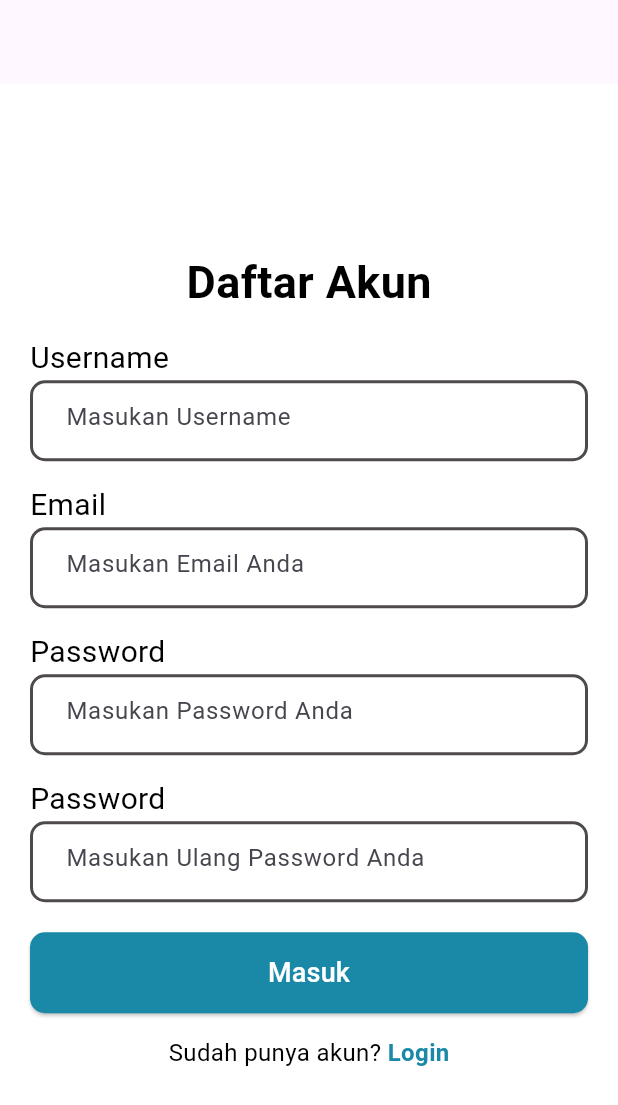
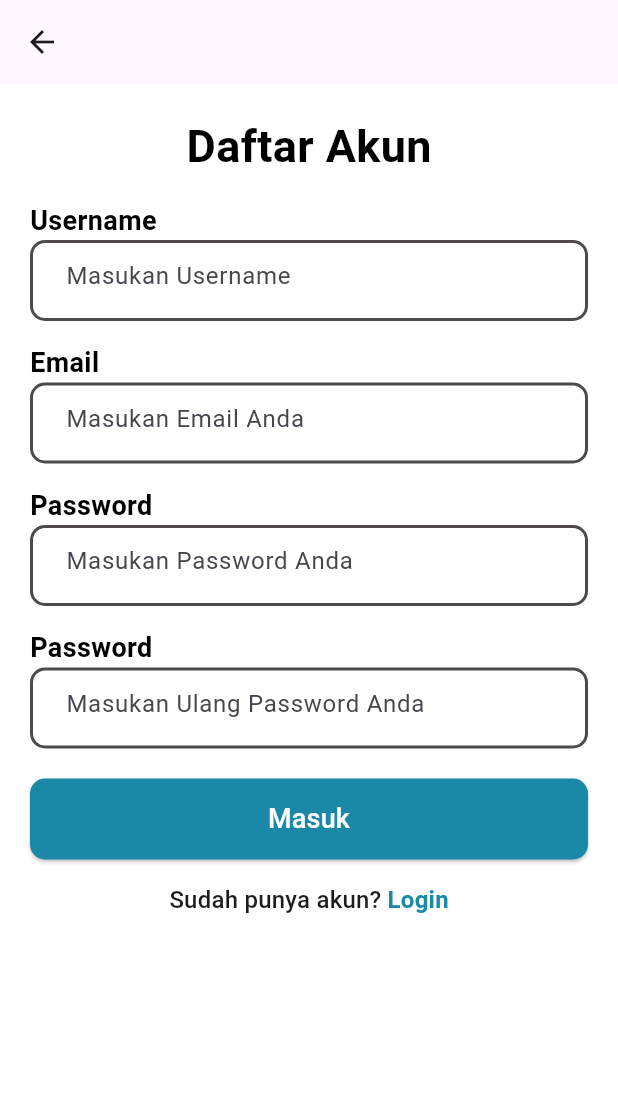
Before and after one commit to Fiyanz/litera-app, a Flutter app: the SignUpPage screen opened directly, on a phone screen of 412 x 824 dp. Shown: the top 1105 px of the screen. Run offline on Flutter 3.47's test engine with Material 3 defaults, Android fonts, the phone set to English and light mode, and no system bars; our stand-ins replace image_picker.

```diff
--- a/lib/features/auth/view/pages/signup_page.dart
+++ b/lib/features/auth/view/pages/signup_page.dart
@@ -11,14 +11,30 @@ class SignUpPage extends StatefulWidget {
 }
 
 class _SignUpPageState extends State<SignUpPage> {
+  final usernameController = TextEditingController();
+  final emailController = TextEditingController();
+  final passwordController = TextEditingController();
+  final confirmPasswordController = TextEditingController();
+
+  @override
+  void dispose() {
+    usernameController.dispose();
+    emailController.dispose();
+    passwordController.dispose();
+    confirmPasswordController.dispose();
+    // Dispose of the controllers to free up resources
+    super.dispose();
+  }
+
   @override
   Widget build(BuildContext context) {
     return Scaffold(
       appBar: AppBar(),
-      body: Padding(
+      body: SingleChildScrollView(
+        child: Padding(
           padding: const EdgeInsets.all(20.0),
           child: Column(
-          mainAxisAlignment: MainAxisAlignment.center,
+            mainAxisAlignment: MainAxisAlignment.start,
             children: [
               const Text(
                 'Daftar Akun',
@@ -34,13 +50,15 @@ class _SignUpPageState extends State<SignUpPage> {
                 child: Text(
                   'Username',
                   style: TextStyle(
-                  fontSize: 20,
+                    fontSize: 18,
+                    fontWeight: FontWeight.bold,
                     color: Pallete.textColor, // Use your theme's text color
                   )
                 ),
               ),
               CustomField(
                 hitText: 'Masukan Username',
+                controller: usernameController, // Use the controller for username
               ),
               const SizedBox(height: 15),
               const Align(
@@ -48,13 +66,15 @@ class _SignUpPageState extends State<SignUpPage> {
                 child: Text(
                   'Email',
                   style: TextStyle(
-                  fontSize: 20,
+                    fontSize: 18,
+                    fontWeight: FontWeight.bold,
                     color: Pallete.textColor, // Use your theme's text color
                   )
                 ),
               ),
               CustomField(
                 hitText: 'Masukan Email Anda',
+                controller: emailController, // Use the controller for email
               ),
               const SizedBox(height: 15),
               const Align(
@@ -62,13 +82,16 @@ class _SignUpPageState extends State<SignUpPage> {
                 child: Text(
                   'Password',
                   style: TextStyle(
-                  fontSize: 20,
+                    fontSize: 18,
+                    fontWeight: FontWeight.bold,
                     color: Pallete.textColor, // Use your theme's text color
                   )
                 ),
               ),
               CustomField(
                 hitText: 'Masukan Password Anda',
+                controller: passwordController, // Use the controller for password
+                isPassword: true, // Use the controller for password
               ),
               const SizedBox(height: 15),
               const Align(
@@ -76,46 +99,39 @@ class _SignUpPageState extends State<SignUpPage> {
                 child: Text(
                   'Password',
                   style: TextStyle(
-                  fontSize: 20,
+                    fontSize: 18,
+                    fontWeight: FontWeight.bold,
                     color: Pallete.textColor, // Use your theme's text color
                   )
                 ),
               ),
               CustomField(
                 hitText: 'Masukan Ulang Password Anda',
+                controller: confirmPasswordController,
+                isPassword: true, // Use the controller for confirm password
               ),
 
               const SizedBox(height: 20),
               AuthButton(),
 
               const SizedBox(height: 15),
-            Row(
-              mainAxisAlignment: MainAxisAlignment.center,
+              RichText(
+                text: TextSpan(
+                  text: 'Sudah punya akun? ',
+                  style: Theme.of(context).textTheme.titleMedium,
                   children: [
-                const Text(
-                  'Sudah punya akun? ',
-                  style: TextStyle(
-                    fontSize: 16,
-                    color: Pallete.textColor, // Use your theme's text color
-                  ),
-                ),
-                GestureDetector(
-                  onTap: () {
-                    // Navigate to Sign Up page
-                    Navigator.pushNamed(context, '/signup');
-                  },
-                  child: const Text(
-                    'Login',
-                    style: TextStyle(
-                      fontSize: 16,
+                    TextSpan(
+                      text: 'Login',
+                      style: const TextStyle(
                         color: Pallete.primaryColor, // Use your theme's primary color
                         fontWeight: FontWeight.bold,
                       ),
+                    )
+                  ]
                 ),
-                ),
+              )
             ],
           ),
-          ],
         ),
       ),
     );
--- a/lib/features/auth/view/widgets/custom_field.dart
+++ b/lib/features/auth/view/widgets/custom_field.dart
@@ -2,16 +2,25 @@ import 'package:flutter/material.dart';
 
 class CustomField extends StatelessWidget {
   final String hitText;
-  const CustomField({super.key, required this.hitText});
+  final TextEditingController controller;
+  final bool isPassword;
+  const CustomField({
+      super.key,
+      required this.hitText,
+      required this.controller,
+      this.isPassword = false
+    });
 
   @override
   Widget build(BuildContext context) {
     return SizedBox(
       height: 54,
       child: TextFormField(
+        controller: controller,
         decoration: InputDecoration(
           hintText: hitText,
         ),
+        obscureText: isPassword,
       ),
     );
   }
--- a/lib/main.dart
+++ b/lib/main.dart
@@ -1,6 +1,7 @@
 import 'package:flutter/material.dart';
 import 'package:litera_app/core/theme/theme.dart';
 import 'package:litera_app/features/auth/view/pages/signin_page.dart';
+import 'package:litera_app/features/auth/view/pages/signup_form.dart';
 import 'package:litera_app/features/auth/view/pages/signup_page.dart';
 
 void main() {
@@ -16,7 +17,7 @@ class MyApp extends StatelessWidget {
     return MaterialApp(
       title: 'Flutter Demo',
       theme: AppTheme.lightThemeMode,
-      home: const SignUpPage(),
+      home: const SigninPage(), // Change this to SigninPage() or SignUpForm() as needed
     );
   }
 }
--- a/pubspec.yaml
+++ b/pubspec.yaml
@@ -34,6 +34,7 @@ dependencies:
   # The following adds the Cupertino Icons font to your application.
   # Use with the CupertinoIcons class for iOS style icons.
   cupertino_icons: ^1.0.8
+  image_picker: ^1.1.2
 
 dev_dependencies:
   flutter_test:
```
Also changed, not shown: lib/features/auth/controller/image_picker_controller.dart (added, +19 -0 lines), lib/features/auth/view/pages/signin_page.dart (+31 -23 lines), lib/features/auth/view/pages/signup_form.dart (added, +224 -0 lines), pubspec.lock, 5 other files. Lines whose indentation alone changed are shown as unchanged.
